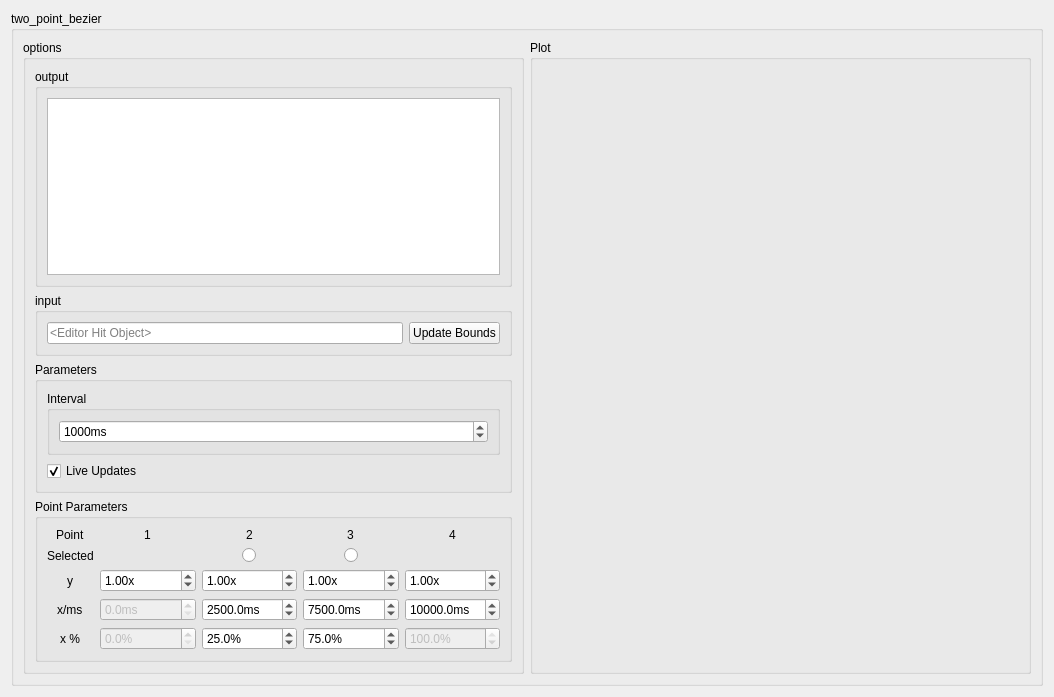
Old version of the form ui/twopointbezier.ui in the repository Eve-ning/reamber.
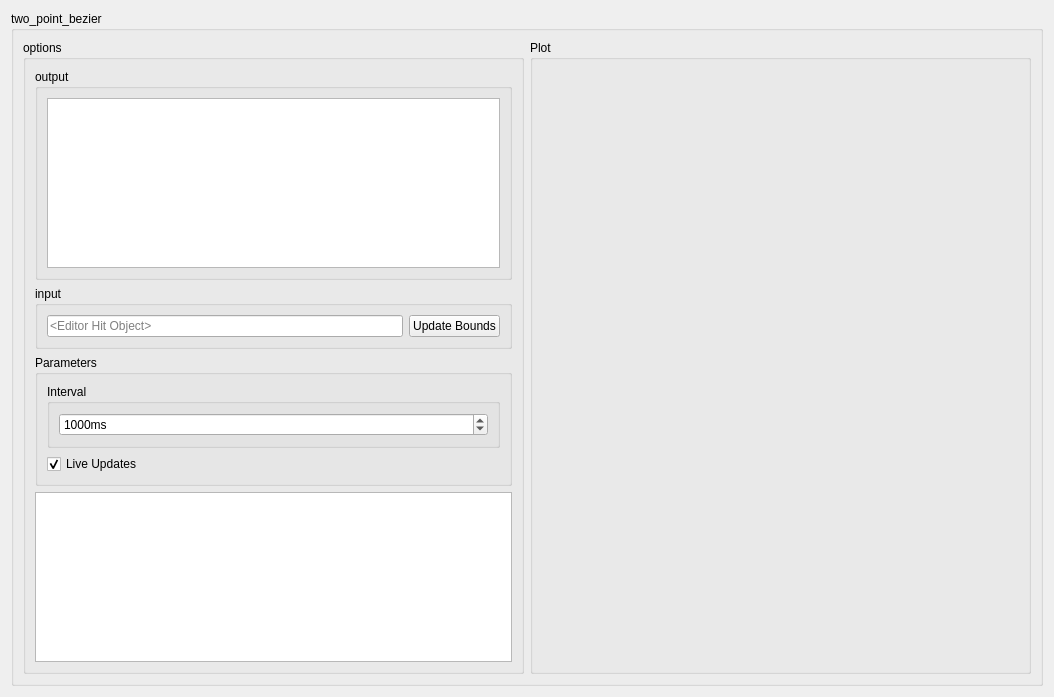
New version of the form. Custom widgets are drawn as their Qt base class.

Commit message: Add double click on QCustomPlotMouse API

The edit to the form file:
```diff
--- a/ui/twopointbezier.ui
+++ b/ui/twopointbezier.ui
@@ -38,339 +38,7 @@
          <string>options</string>
         </property>
         <layout class="QGridLayout" name="gridLayout_4">
-         <item row="1" column="0" colspan="3">
-          <widget class="QGroupBox" name="input_lo">
-           <property name="title">
-            <string>input</string>
-           </property>
-           <layout class="QGridLayout" name="gridLayout_6">
-            <item row="0" column="0">
-             <widget class="QLineEdit" name="lineEdit">
-              <property name="placeholderText">
-               <string>&lt;Editor Hit Object&gt;</string>
-              </property>
-             </widget>
-            </item>
-            <item row="0" column="1">
-             <widget class="QPushButton" name="pushButton">
-              <property name="text">
-               <string>Update Bounds</string>
-              </property>
-             </widget>
-            </item>
-           </layout>
-          </widget>
-         </item>
-         <item row="0" column="0" colspan="3">
-          <widget class="QGroupBox" name="output_lo">
-           <property name="title">
-            <string>output</string>
-           </property>
-           <layout class="QGridLayout" name="gridLayout_7">
-            <item row="0" column="0">
-             <widget class="QPlainTextEdit" name="output">
-              <property name="sizePolicy">
-               <sizepolicy hsizetype="Preferred" vsizetype="Expanding">
-                <horstretch>0</horstretch>
-                <verstretch>0</verstretch>
-               </sizepolicy>
-              </property>
-             </widget>
-            </item>
-           </layout>
-          </widget>
-         </item>
-         <item row="3" column="0" colspan="3">
-          <widget class="QGroupBox" name="ppar_lo">
-           <property name="enabled">
-            <bool>true</bool>
-           </property>
-           <property name="title">
-            <string>Point Parameters</string>
-           </property>
-           <layout class="QGridLayout" name="gridLayout_5">
-            <item row="0" column="1" alignment="Qt::AlignHCenter">
-             <widget class="QLabel" name="label_p1">
-              <property name="text">
-               <string>1</string>
-              </property>
-             </widget>
-            </item>
-            <item row="5" column="2">
-             <widget class="QDoubleSpinBox" name="x2ms">
-              <property name="suffix">
-               <string>ms</string>
-              </property>
-              <property name="decimals">
-               <number>1</number>
-              </property>
-              <property name="maximum">
-               <double>10000000.000000000000000</double>
-              </property>
-              <property name="singleStep">
-               <double>100.000000000000000</double>
-              </property>
-              <property name="value">
-               <double>2500.000000000000000</double>
-              </property>
-             </widget>
-            </item>
-            <item row="0" column="4" alignment="Qt::AlignHCenter">
-             <widget class="QLabel" name="label_p4">
-              <property name="text">
-               <string>4</string>
-              </property>
-             </widget>
-            </item>
-            <item row="3" column="3">
-             <widget class="QDoubleSpinBox" name="y3ms">
-              <property name="suffix">
-               <string>x</string>
-              </property>
-              <property name="singleStep">
-               <double>0.100000000000000</double>
-              </property>
-              <property name="value">
-               <double>1.000000000000000</double>
-              </property>
-             </widget>
-            </item>
-            <item row="1" column="2" alignment="Qt::AlignHCenter">
-             <widget class="QRadioButton" name="radio_p2">
-              <property name="text">
-               <string/>
-              </property>
-             </widget>
-            </item>
-            <item row="3" column="2">
-             <widget class="QDoubleSpinBox" name="y2ms">
-              <property name="suffix">
-               <string>x</string>
-              </property>
-              <property name="singleStep">
-               <double>0.100000000000000</double>
-              </property>
-              <property name="value">
-               <double>1.000000000000000</double>
-              </property>
-             </widget>
-            </item>
-            <item row="5" column="4">
-             <widget class="QDoubleSpinBox" name="x4ms">
-              <property name="enabled">
-               <bool>true</bool>
-              </property>
-              <property name="suffix">
-               <string>ms</string>
-              </property>
-              <property name="decimals">
-               <number>1</number>
-              </property>
-              <property name="maximum">
-               <double>10000000.000000000000000</double>
-              </property>
-              <property name="singleStep">
-               <double>100.000000000000000</double>
-              </property>
-              <property name="value">
-               <double>10000.000000000000000</double>
-              </property>
-             </widget>
-            </item>
-            <item row="0" column="2" alignment="Qt::AlignHCenter">
-             <widget class="QLabel" name="label_p2">
-              <property name="text">
-               <string>2</string>
-              </property>
-             </widget>
-            </item>
-            <item row="0" column="0" alignment="Qt::AlignHCenter">
-             <widget class="QLabel" name="label_p">
-              <property name="text">
-               <string>Point</string>
-              </property>
-             </widget>
-            </item>
-            <item row="5" column="1">
-             <widget class="QDoubleSpinBox" name="x1ms">
-              <property name="enabled">
-               <bool>false</bool>
-              </property>
-              <property name="suffix">
-               <string>ms</string>
-              </property>
-              <property name="decimals">
-               <number>1</number>
-              </property>
-              <property name="singleStep">
-               <double>100.000000000000000</double>
-              </property>
-             </widget>
-            </item>
-            <item row="3" column="4">
-             <widget class="QDoubleSpinBox" name="y4ms">
-              <property name="suffix">
-               <string>x</string>
-              </property>
-              <property name="singleStep">
-               <double>0.100000000000000</double>
-              </property>
-              <property name="value">
-               <double>1.000000000000000</double>
-              </property>
-             </widget>
-            </item>
-            <item row="0" column="3" alignment="Qt::AlignHCenter">
-             <widget class="QLabel" name="label_p3">
-              <property name="text">
-               <string>3</string>
-              </property>
-             </widget>
-            </item>
-            <item row="5" column="3">
-             <widget class="QDoubleSpinBox" name="x3ms">
-              <property name="suffix">
-               <string>ms</string>
-              </property>
-              <property name="decimals">
-               <number>1</number>
-              </property>
-              <property name="maximum">
-               <double>10000000.000000000000000</double>
-              </property>
-              <property name="singleStep">
-               <double>100.000000000000000</double>
-              </property>
-              <property name="value">
-               <double>7500.000000000000000</double>
-              </property>
-             </widget>
-            </item>
-            <item row="3" column="0" alignment="Qt::AlignHCenter">
-             <widget class="QLabel" name="label_y">
-              <property name="sizePolicy">
-               <sizepolicy hsizetype="Maximum" vsizetype="Preferred">
-                <horstretch>0</horstretch>
-                <verstretch>0</verstretch>
-               </sizepolicy>
-              </property>
-              <property name="text">
-               <string>y</string>
-              </property>
-             </widget>
-            </item>
-            <item row="1" column="0">
-             <widget class="QLabel" name="label_selected">
-              <property name="sizePolicy">
-               <sizepolicy hsizetype="Maximum" vsizetype="Preferred">
-                <horstretch>0</horstretch>
-                <verstretch>0</verstretch>
-               </sizepolicy>
-              </property>
-              <property name="text">
-               <string>Selected</string>
-              </property>
-             </widget>
-            </item>
-            <item row="3" column="1">
-             <widget class="QDoubleSpinBox" name="y1ms">
-              <property name="suffix">
-               <string>x</string>
-              </property>
-              <property name="singleStep">
-               <double>0.100000000000000</double>
-              </property>
-              <property name="value">
-               <double>1.000000000000000</double>
-              </property>
-             </widget>
-            </item>
-            <item row="1" column="3" alignment="Qt::AlignHCenter">
-             <widget class="QRadioButton" name="radio_p3">
-              <property name="text">
-               <string/>
-              </property>
-             </widget>
-            </item>
-            <item row="5" column="0" alignment="Qt::AlignHCenter">
-             <widget class="QLabel" name="label_xms">
-              <property name="sizePolicy">
-               <sizepolicy hsizetype="Maximum" vsizetype="Preferred">
-                <horstretch>0</horstretch>
-                <verstretch>0</verstretch>
-               </sizepolicy>
-              </property>
-              <property name="text">
-               <string>x/ms</string>
-              </property>
-             </widget>
-            </item>
-            <item row="8" column="0" alignment="Qt::AlignHCenter">
-             <widget class="QLabel" name="label_xp">
-              <property name="text">
-               <string>x %</string>
-              </property>
-             </widget>
-            </item>
-            <item row="8" column="1">
-             <widget class="QDoubleSpinBox" name="x1p">
-              <property name="enabled">
-               <bool>false</bool>
-              </property>
-              <property name="suffix">
-               <string>%</string>
-              </property>
-              <property name="decimals">
-               <number>1</number>
-              </property>
-             </widget>
-            </item>
-            <item row="8" column="2">
-             <widget class="QDoubleSpinBox" name="x2p">
-              <property name="suffix">
-               <string>%</string>
-              </property>
-              <property name="decimals">
-               <number>1</number>
-              </property>
-              <property name="value">
-               <double>25.000000000000000</double>
-              </property>
-             </widget>
-            </item>
-            <item row="8" column="3">
-             <widget class="QDoubleSpinBox" name="x3p">
-              <property name="suffix">
-               <string>%</string>
-              </property>
-              <property name="decimals">
-               <number>1</number>
-              </property>
-              <property name="value">
-               <double>75.000000000000000</double>
-              </property>
-             </widget>
-            </item>
-            <item row="8" column="4">
-             <widget class="QDoubleSpinBox" name="x4p">
-              <property name="enabled">
-               <bool>false</bool>
-              </property>
-              <property name="suffix">
-               <string>%</string>
-              </property>
-              <property name="decimals">
-               <number>1</number>
-              </property>
-              <property name="value">
-               <double>100.000000000000000</double>
-              </property>
-             </widget>
-            </item>
-           </layout>
-          </widget>
-         </item>
-         <item row="2" column="0" colspan="3">
+         <item row="2" column="0" colspan="2">
           <widget class="QGroupBox" name="par_lo">
            <property name="title">
             <string>Parameters</string>
@@ -417,6 +85,58 @@
            </layout>
           </widget>
          </item>
+         <item row="0" column="0" colspan="2">
+          <widget class="QGroupBox" name="output_lo">
+           <property name="title">
+            <string>output</string>
+           </property>
+           <layout class="QGridLayout" name="gridLayout_7">
+            <item row="0" column="0">
+             <widget class="QPlainTextEdit" name="output">
+              <property name="sizePolicy">
+               <sizepolicy hsizetype="Preferred" vsizetype="Expanding">
+                <horstretch>0</horstretch>
+                <verstretch>0</verstretch>
+               </sizepolicy>
+              </property>
+             </widget>
+            </item>
+           </layout>
+          </widget>
+         </item>
+         <item row="1" column="0" colspan="2">
+          <widget class="QGroupBox" name="input_lo">
+           <property name="title">
+            <string>input</string>
+           </property>
+           <layout class="QGridLayout" name="gridLayout_6">
+            <item row="0" column="0">
+             <widget class="QLineEdit" name="lineEdit">
+              <property name="placeholderText">
+               <string>&lt;Editor Hit Object&gt;</string>
+              </property>
+             </widget>
+            </item>
+            <item row="0" column="1">
+             <widget class="QPushButton" name="pushButton">
+              <property name="text">
+               <string>Update Bounds</string>
+              </property>
+             </widget>
+            </item>
+           </layout>
+          </widget>
+         </item>
+         <item row="3" column="0" colspan="2">
+          <widget class="QListWidget" name="listWidget">
+           <property name="sizePolicy">
+            <sizepolicy hsizetype="Ignored" vsizetype="Expanding">
+             <horstretch>0</horstretch>
+             <verstretch>0</verstretch>
+            </sizepolicy>
+           </property>
+          </widget>
+         </item>
         </layout>
        </widget>
       </item>
```
The commit also changes 4 other files.
